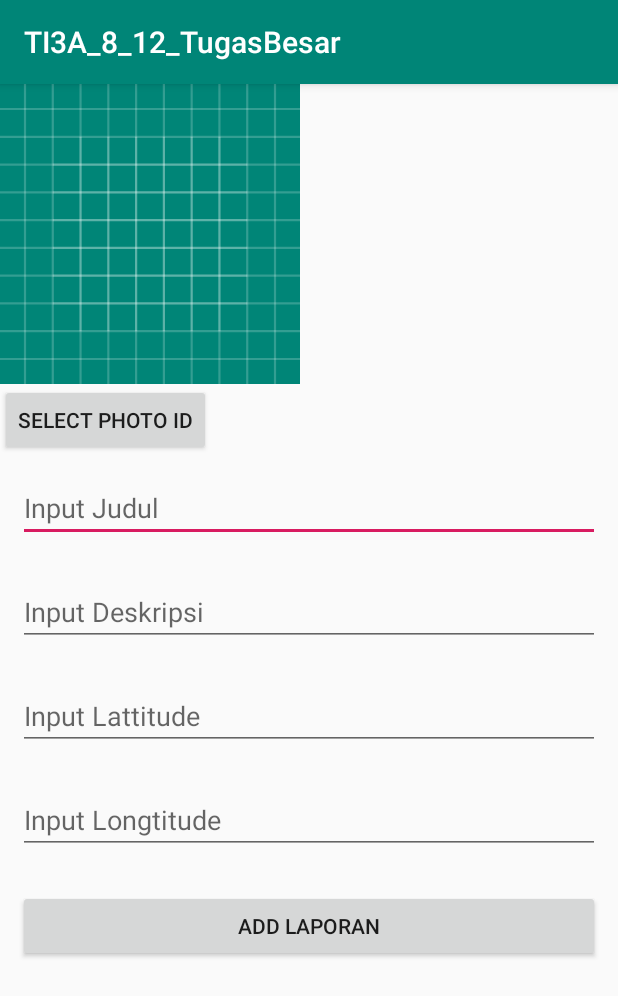
After one commit to aldansorry/TI3A_8_12_TugasBesar, an Android app: the AddLaporanActivity screen opened directly, with no data from a screen before it, on a phone screen of 412 x 824 dp. The commit adds this screen. Shown: the top 996 px of the screen. Run offline under Robolectric (Android 15) with nearby library versions, the light colour scheme and no system bars; pictures from the network do not load.

Commit message:
retrofit post
post laporan

```diff
--- /dev/null
+++ b/app/src/main/java/sorry/aldan/ti3a_8_12_tugasbesar/Activity/AddLaporanActivity.java
@@ -0,0 +1,129 @@
+package sorry.aldan.ti3a_8_12_tugasbesar.Activity;
+
+import android.content.Intent;
+import android.database.Cursor;
+import android.media.Image;
+import android.net.Uri;
+import android.provider.MediaStore;
+import android.support.v7.app.AppCompatActivity;
+import android.os.Bundle;
+import android.util.Log;
+import android.view.View;
+import android.widget.Button;
+import android.widget.ImageView;
+import android.widget.TextView;
+import android.widget.Toast;
+
+import com.bumptech.glide.Glide;
+
+import org.w3c.dom.Text;
+
+import java.io.File;
+
+import okhttp3.MediaType;
+import okhttp3.MultipartBody;
+import okhttp3.RequestBody;
+import retrofit2.Call;
+import retrofit2.Callback;
+import retrofit2.Response;
+import sorry.aldan.ti3a_8_12_tugasbesar.Model.ResponseLaporan;
+import sorry.aldan.ti3a_8_12_tugasbesar.R;
+import sorry.aldan.ti3a_8_12_tugasbesar.Rest.ApiClient;
+import sorry.aldan.ti3a_8_12_tugasbesar.Rest.ApiInterface;
+
+public class AddLaporanActivity extends AppCompatActivity {
+
+    ImageView imgGambar;
+    TextView edtJudul;
+    TextView edtDeskripsi;
+    TextView edtLattitude;
+    TextView edtLongtitude;
+
+    Button btnAddGambar;
+    Button btnAddLaporan;
+
+    String imagePath = "";
+    @Override
+    protected void onCreate(Bundle savedInstanceState) {
+        super.onCreate(savedInstanceState);
+        setContentView(R.layout.activity_add_laporan);
+
+        imgGambar = findViewById(R.id.imgGambar);
+        edtJudul = findViewById(R.id.edtJudul);
+        edtDeskripsi = findViewById(R.id.edtDeskripsi);
+        edtLattitude = findViewById(R.id.edtLattitude);
+        edtLongtitude = findViewById(R.id.edtLongtitude);
+        btnAddGambar = findViewById(R.id.btnAddGambar);
+        btnAddLaporan = findViewById(R.id.btnAddLaporan);
+
+        btnAddGambar.setOnClickListener(new View.OnClickListener() {
+            @Override
+            public void onClick(View v) {
+                final Intent galleryIntent = new Intent();
+                galleryIntent.setType("image/*");
+                galleryIntent.setAction(Intent.ACTION_PICK);
+                Intent intentChoose = Intent.createChooser(galleryIntent, "Pilih Gambar Untuk Di upload");
+                startActivityForResult(intentChoose, 10);
+            }
+        });
+
+        btnAddLaporan.setOnClickListener(new View.OnClickListener() {
+            @Override
+            public void onClick(View v) {
+                ApiInterface mApiInterface = ApiClient.getClient().create(ApiInterface.class);
+                MultipartBody.Part body = null;
+                if (!imagePath.isEmpty()){
+                    File file = new File(imagePath);
+                    RequestBody requestFile = RequestBody.create(MediaType.parse("multipart/form-data"), file);
+                    body = MultipartBody.Part.createFormData("gambar", file.getName(), requestFile);
+                }
+                RequestBody regId = MultipartBody.create(MediaType.parse("multipart/form-data"), "1");
+                RequestBody regJudul = MultipartBody.create(MediaType.parse("multipart/form-data"), (edtJudul.getText().toString().isEmpty())?"":edtJudul.getText().toString());
+                RequestBody regDeskripsi = MultipartBody.create(MediaType.parse("multipart/form-data"), (edtDeskripsi.getText().toString().isEmpty())?"":edtDeskripsi.getText().toString());
+                RequestBody regLattitude = MultipartBody.create(MediaType.parse("multipart/form-data"), (edtLattitude.getText().toString().isEmpty())?"":edtLattitude.getText().toString());
+                RequestBody regLongtitude = MultipartBody.create(MediaType.parse("multipart/form-data"), (edtLongtitude.getText().toString().isEmpty())?"":edtLongtitude.getText().toString());
+                RequestBody regStatus = MultipartBody.create(MediaType.parse("multipart/form-data"), "1");
+                Call<ResponseLaporan> mPembeliCall = mApiInterface.postLaporan(body,regId, regJudul, regDeskripsi, regLattitude, regLongtitude, regStatus);
+                mPembeliCall.enqueue(new Callback<ResponseLaporan>() {
+                    @Override
+                    public void onResponse(Call<ResponseLaporan> call, Response<ResponseLaporan> response) {
+ Log.d("Insert Retrofit",response.body().getStatus());
+                        Toast.makeText(AddLaporanActivity.this,":"+response.body().getMessage(),Toast.LENGTH_LONG).show();
+
+                    }
+                    @Override
+                    public void onFailure(Call<ResponseLaporan> call, Throwable t) {
+ Log.d("Insert Retrofit", t.getMessage());
+                        Toast.makeText(AddLaporanActivity.this,":"+t.getMessage(),Toast.LENGTH_LONG).show();
+                    }
+                });
+            }
+        });
+    }
+    @Override
+    protected void onActivityResult(int requestCode, int resultCode, Intent data) {
+        super.onActivityResult(requestCode, resultCode, data);
+        if (resultCode == RESULT_OK && requestCode ==10){
+            if (data==null){
+                Toast.makeText(AddLaporanActivity.this, "Gambar Gagal Di load",
+                        Toast.LENGTH_LONG).show();
+                return;
+            }
+            Uri selectedImage = data.getData();
+            String[] filePathColumn = {MediaStore.Images.Media.DATA};
+            Cursor cursor = getContentResolver().query(selectedImage, filePathColumn,
+                    null, null, null);
+            if (cursor != null) {
+                cursor.moveToFirst();
+                int columnIndex = cursor.getColumnIndex(filePathColumn[0]);
+                imagePath =cursor.getString(columnIndex);
+
+                Glide.with(AddLaporanActivity.this).load(new File(imagePath)).into(imgGambar);
+                cursor.close();
+            }else{
+                Toast.makeText(AddLaporanActivity.this, "Gambar Gagal Di load",
+                        Toast.LENGTH_LONG).show();
+            }
+        }
+    }
+}
--- a/app/src/main/java/sorry/aldan/ti3a_8_12_tugasbesar/Rest/ApiClient.java
+++ b/app/src/main/java/sorry/aldan/ti3a_8_12_tugasbesar/Rest/ApiClient.java
@@ -7,7 +7,7 @@ import retrofit2.Retrofit;
 import retrofit2.converter.gson.GsonConverterFactory;
 
 public class ApiClient {
-    public static final String BASE_URL = "http://192.168.63.186/smart_city_server/";
+    public static final String BASE_URL = "http://192.168.43.164/smart_city_server/";
     private static Retrofit retrofit = null;
     public static Retrofit getClient() {
         if (retrofit==null) {
--- /dev/null
+++ b/app/src/main/res/layout/activity_add_laporan.xml
@@ -0,0 +1,68 @@
+<?xml version="1.0" encoding="utf-8"?>
+<ScrollView xmlns:android="http://schemas.android.com/apk/res/android"
+    xmlns:tools="http://schemas.android.com/tools"
+    android:layout_width="match_parent"
+    android:layout_height="match_parent"
+    tools:context=".Activity.AddLaporanActivity">
+
+    <LinearLayout
+        android:layout_width="match_parent"
+        android:layout_height="match_parent"
+        android:gravity="center_vertical"
+        android:orientation="vertical">
+
+        <ImageView
+            android:id="@+id/imgGambar"
+            android:layout_width="200dp"
+            android:layout_height="200dp"
+            android:src="@drawable/ic_launcher_background" />
+        <Button
+            android:id="@+id/btnAddGambar"
+            android:layout_width="wrap_content"
+            android:layout_height="wrap_content"
+            android:layout_below="@+id/imgGambar"
+            android:layout_centerHorizontal="true"
+            android:text="Select Photo Id"/>
+
+        <EditText
+            android:id="@+id/edtJudul"
+            android:layout_width="match_parent"
+            android:layout_height="wrap_content"
+            android:layout_margin="12dp"
+            android:hint="Input Judul"
+            android:inputType="text" />
+
+        <EditText
+            android:id="@+id/edtDeskripsi"
+            android:layout_width="match_parent"
+            android:layout_height="wrap_content"
+            android:layout_margin="12dp"
+            android:hint="Input Deskripsi"
+            android:inputType="text" />
+
+        <EditText
+            android:id="@+id/edtLattitude"
+            android:layout_width="match_parent"
+            android:layout_height="wrap_content"
+            android:layout_margin="12dp"
+            android:hint="Input Lattitude"
+            android:inputType="text" />
+
+        <EditText
+            android:id="@+id/edtLongtitude"
+            android:layout_width="match_parent"
+            android:layout_height="wrap_content"
+            android:layout_margin="12dp"
+            android:hint="Input Longtitude"
+            android:inputType="text" />
+
+        <Button
+            android:id="@+id/btnAddLaporan"
+            android:layout_width="match_parent"
+            android:layout_height="wrap_content"
+            android:layout_gravity="center_horizontal"
+            android:layout_margin="12dp"
+            android:text="Add Laporan" />
+    </LinearLayout>
+
+</ScrollView>
--- a/app/src/main/res/layout/item_rv.xml
+++ b/app/src/main/res/layout/item_rv.xml
@@ -3,20 +3,17 @@
     xmlns:app="http://schemas.android.com/apk/res-auto"
     xmlns:tools="http://schemas.android.com/tools"
     android:layout_width="match_parent"
-    android:layout_height="match_parent"
-    tools:context=".Item">
+    android:layout_height="wrap_content">
 
     <LinearLayout
         android:layout_width="match_parent"
         android:layout_height="wrap_content"
-        android:background="#000"
         android:orientation="vertical">
 
         <TextView
             android:id="@+id/name"
             android:layout_width="match_parent"
             android:layout_height="wrap_content"
-            android:textColor="#fff"
             android:layout_marginTop="10dp"
             android:gravity="center_vertical"
             android:textAppearance="?android:attr/textAppearanceMedium"
@@ -26,7 +23,6 @@
             android:id="@+id/kategori"
             android:layout_width="match_parent"
             android:layout_height="wrap_content"
-            android:textColor="#fff"
             android:layout_marginTop="10dp"
             android:gravity="center_vertical"
             android:textAppearance="?android:attr/textAppearanceMedium"
--- a/build.gradle
+++ b/build.gradle
@@ -8,7 +8,7 @@ buildscript {
     }
     dependencies {
         classpath 'com.android.tools.build:gradle:3.2.1'
-
+        classpath 'com.google.gms:google-services:4.0.1'
 
         // NOTE: Do not place your application dependencies here; they belong
         // in the individual module build.gradle files
@@ -17,8 +17,8 @@ buildscript {
 
 allprojects {
     repositories {
+        jcenter()
         google()
-        jcenter()
     }
 }
 
```
Also changed, not shown: app/build.gradle (+7 -1 lines), app/src/main/AndroidManifest.xml (+10 -3 lines), app/src/main/java/sorry/aldan/ti3a_8_12_tugasbesar/Activity/Main2Activity.java (+29 -0 lines), app/src/main/res/menu/menu_layout.xml (added, +7 -0 lines), 1 other file.
